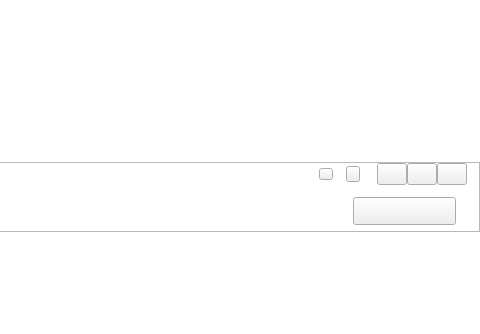
First picture: the form in src/NetDisk/mainwidget.ui, repository birdman1992/NetDisk, before the edit; both pictures show x 480 to 960 and y 0 to 334 of the 960 by 648 pixel window.
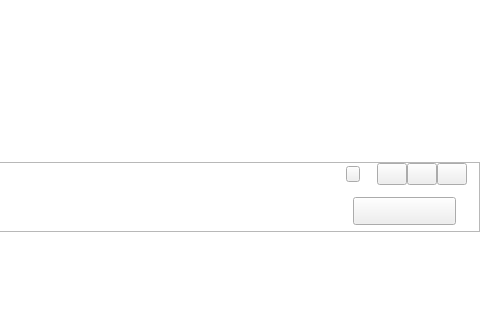
Second picture: the form after the edit. Icons and pictures are not drawn.

The edit to the form file:
```diff
--- a/src/NetDisk/mainwidget.ui
+++ b/src/NetDisk/mainwidget.ui
@@ -171,7 +171,7 @@
              </spacer>
             </item>
             <item>
-             <widget class="QPushButton" name="menu">
+             <widget class="QComboBox" name="menu">
               <property name="sizePolicy">
                <sizepolicy hsizetype="Fixed" vsizetype="Fixed">
                 <horstretch>0</horstretch>
@@ -185,10 +185,17 @@
                </size>
               </property>
               <property name="styleSheet">
-               <string notr="true">border-image: url(:/imgs/title/右上菜单.png);</string>
-              </property>
-              <property name="text">
-               <string/>
+               <string notr="true">QComboBox::drop-down {
+    border-left-style: solid; /* just a single line */
+    border-top-right-radius: 3px; 
+}
+QComboBox{
+	
+	border-image: url(:/imgs/title/右上菜单.png);
+    border-left-style: solid; /* just a single line */
+    border-top-right-radius: 3px; 
+}
+</string>
               </property>
              </widget>
             </item>
```
